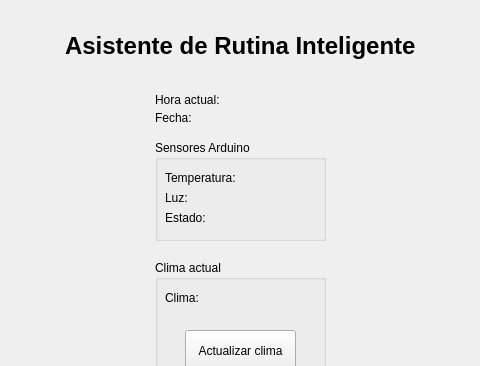
Old version of the form interfaz.ui in the repository tf-butta/MyDay; both pictures show x 165 to 645 and y 0 to 366 of the 800 by 600 pixel window.
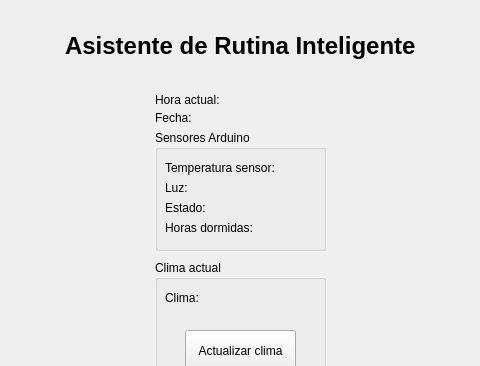
New version of the form.

```diff
--- a/interfaz.ui
+++ b/interfaz.ui
@@ -38,7 +38,7 @@
      <rect>
       <x>320</x>
       <y>90</y>
-      <width>71</width>
+      <width>171</width>
       <height>20</height>
      </rect>
     </property>
@@ -49,7 +49,7 @@
    <widget class="QLabel" name="lblHora">
     <property name="geometry">
      <rect>
-      <x>380</x>
+      <x>390</x>
       <y>90</y>
       <width>49</width>
       <height>16</height>
@@ -64,7 +64,7 @@
      <rect>
       <x>320</x>
       <y>110</y>
-      <width>49</width>
+      <width>171</width>
       <height>16</height>
      </rect>
     </property>
@@ -102,7 +102,7 @@
       <rect>
        <x>10</x>
        <y>30</y>
-       <width>49</width>
+       <width>161</width>
        <height>16</height>
       </rect>
      </property>
@@ -113,7 +113,7 @@
     <widget class="QLabel" name="lblIconoClima">
      <property name="geometry">
       <rect>
-       <x>40</x>
+       <x>50</x>
        <y>30</y>
        <width>49</width>
        <height>16</height>
@@ -154,9 +154,9 @@
     <property name="geometry">
      <rect>
       <x>320</x>
-      <y>140</y>
+      <y>130</y>
       <width>171</width>
-      <height>101</height>
+      <height>121</height>
      </rect>
     </property>
     <property name="title">
@@ -167,25 +167,25 @@
       <rect>
        <x>10</x>
        <y>30</y>
-       <width>71</width>
+       <width>161</width>
        <height>16</height>
       </rect>
      </property>
      <property name="text">
-      <string>Temperatura:</string>
+      <string>Temperatura sensor:</string>
      </property>
     </widget>
     <widget class="QLabel" name="lblTempArduino">
      <property name="geometry">
       <rect>
-       <x>80</x>
+       <x>130</x>
        <y>30</y>
-       <width>49</width>
+       <width>41</width>
        <height>16</height>
       </rect>
      </property>
      <property name="text">
-      <string> </string>
+      <string/>
      </property>
     </widget>
     <widget class="QLabel" name="label_6">
@@ -193,7 +193,7 @@
       <rect>
        <x>10</x>
        <y>50</y>
-       <width>49</width>
+       <width>161</width>
        <height>16</height>
       </rect>
      </property>
@@ -204,7 +204,7 @@
     <widget class="QLabel" name="lblLuz">
      <property name="geometry">
       <rect>
-       <x>30</x>
+       <x>40</x>
        <y>50</y>
        <width>49</width>
        <height>16</height>
@@ -219,7 +219,7 @@
       <rect>
        <x>10</x>
        <y>70</y>
-       <width>49</width>
+       <width>161</width>
        <height>16</height>
       </rect>
      </property>
@@ -240,6 +240,32 @@
       <string/>
      </property>
     </widget>
+    <widget class="QLabel" name="label_8">
+     <property name="geometry">
+      <rect>
+       <x>10</x>
+       <y>90</y>
+       <width>161</width>
+       <height>16</height>
+      </rect>
+     </property>
+     <property name="text">
+      <string>Horas dormidas:</string>
+     </property>
+    </widget>
+    <widget class="QLabel" name="label_9">
+     <property name="geometry">
+      <rect>
+       <x>110</x>
+       <y>90</y>
+       <width>49</width>
+       <height>16</height>
+      </rect>
+     </property>
+     <property name="text">
+      <string/>
+     </property>
+    </widget>
    </widget>
    <widget class="QPushButton" name="btnActualizar">
     <property name="geometry">
```
Left out of the diff: 2 changed lines with no effect on the pictures.
